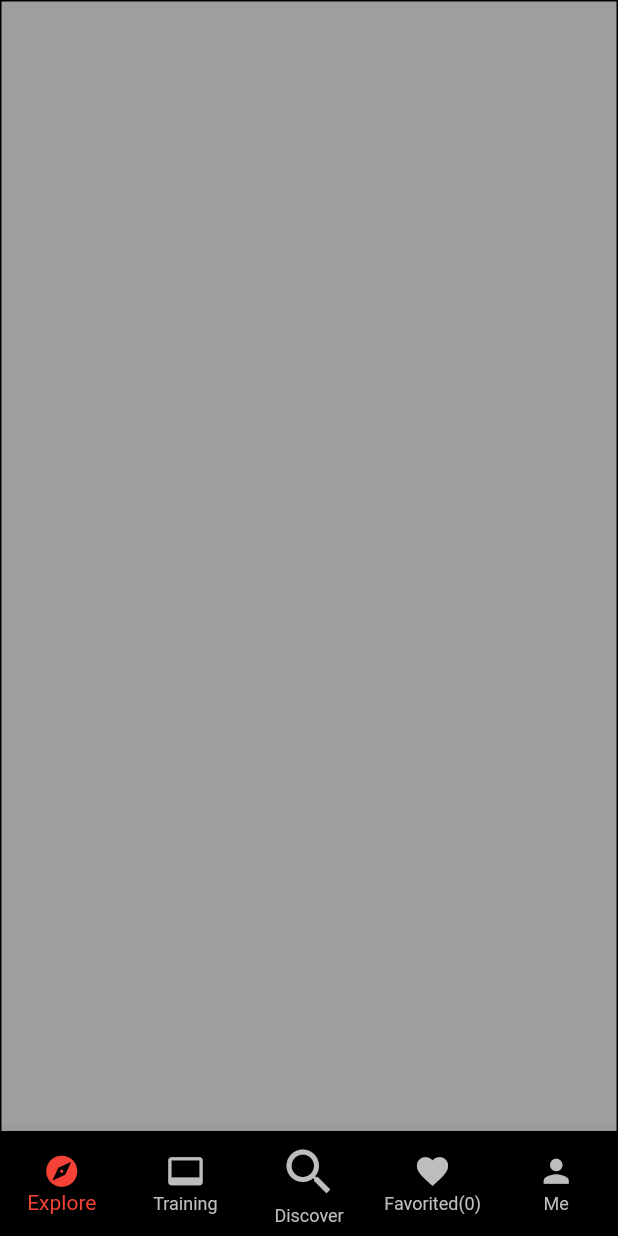
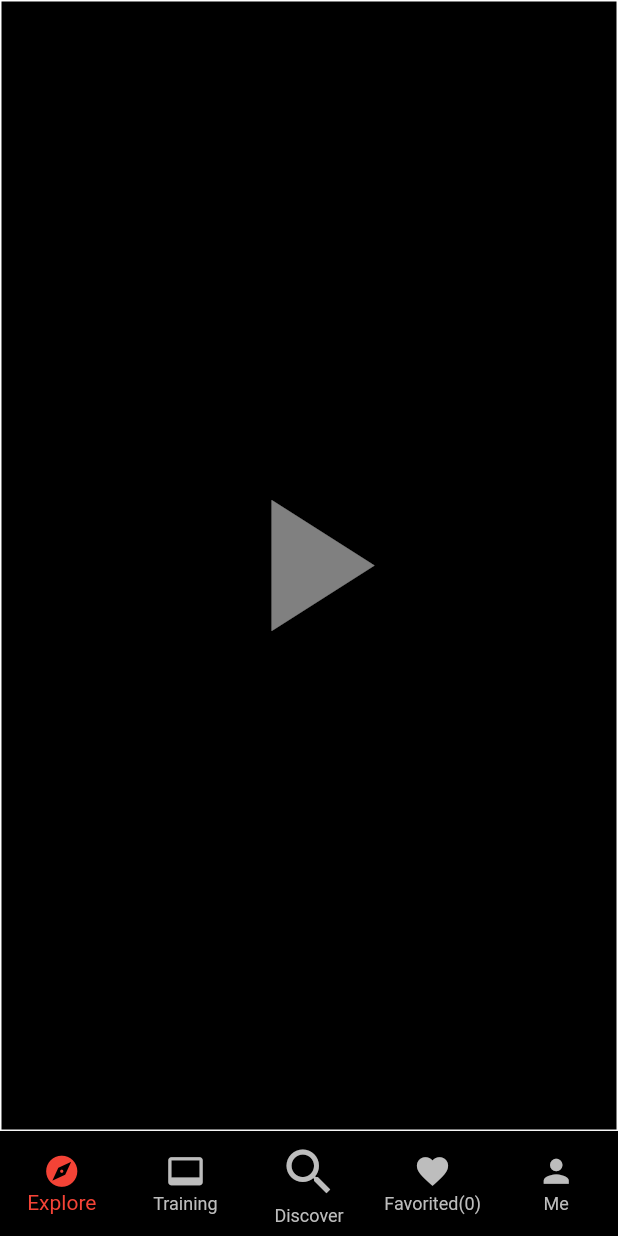
Before and after one commit to PaulVinSoft249/dance_trainin_app, a Flutter app: the screen it shows after launch, on a phone screen of 412 x 824 dp. Run offline on Flutter 3.47's test engine with Material 2 defaults, Android fonts, the phone set to English and light mode, and no system bars.

Commit message:
made some changes on ui

```diff
--- a/lib/ui/pages/explore_page.dart
+++ b/lib/ui/pages/explore_page.dart
@@ -4,14 +4,34 @@ class ExplorePage extends StatelessWidget {
   @override
   Widget build(BuildContext context) {
     final screenSize = MediaQuery.of(context).size;
-    return ListView.builder(
+    return PageView.builder(
+        scrollDirection: Axis.vertical,
         physics: BouncingScrollPhysics(),
         itemCount: 6,
         itemBuilder: (ctx, i) {
           return Container(
             height: screenSize.height,
             width: screenSize.width,
-            decoration: BoxDecoration(color: Colors.grey, border: Border.all()),
+            decoration: BoxDecoration(
+              color: Colors.black.withOpacity(.5),
+              border: Border.all(
+                color: Colors.white,
+              ),
+            ),
+            child: Stack(
+              children: <Widget>[
+                Align(
+                  child: IconButton(
+                    iconSize: 150,
+                    color: Colors.white.withOpacity(.5),
+                    icon: Icon(
+                      Icons.play_arrow,
+                    ),
+                    onPressed: () {},
+                  ),
+                ),
+              ],
+            ),
           );
         });
   }
--- a/lib/ui/pages/home_page.dart
+++ b/lib/ui/pages/home_page.dart
@@ -35,7 +35,8 @@ class _HomePageState extends State<HomePage> {
     return Scaffold(
         backgroundColor: Colors.black,
         // appBar: AppBar(),
-        body: PageView(
+        body: SafeArea(
+          child: PageView(
             controller: pageController,
             onPageChanged: onPageChanged,
             physics: NeverScrollableScrollPhysics(),
@@ -48,6 +49,7 @@ class _HomePageState extends State<HomePage> {
               Container(color: Colors.amber),
             ],
           ),
+        ),
         bottomNavigationBar: NavBar(
           onTap: onTap,
           pageIndex: pageIndex,
```
Lines whose indentation alone changed are shown as unchanged.
